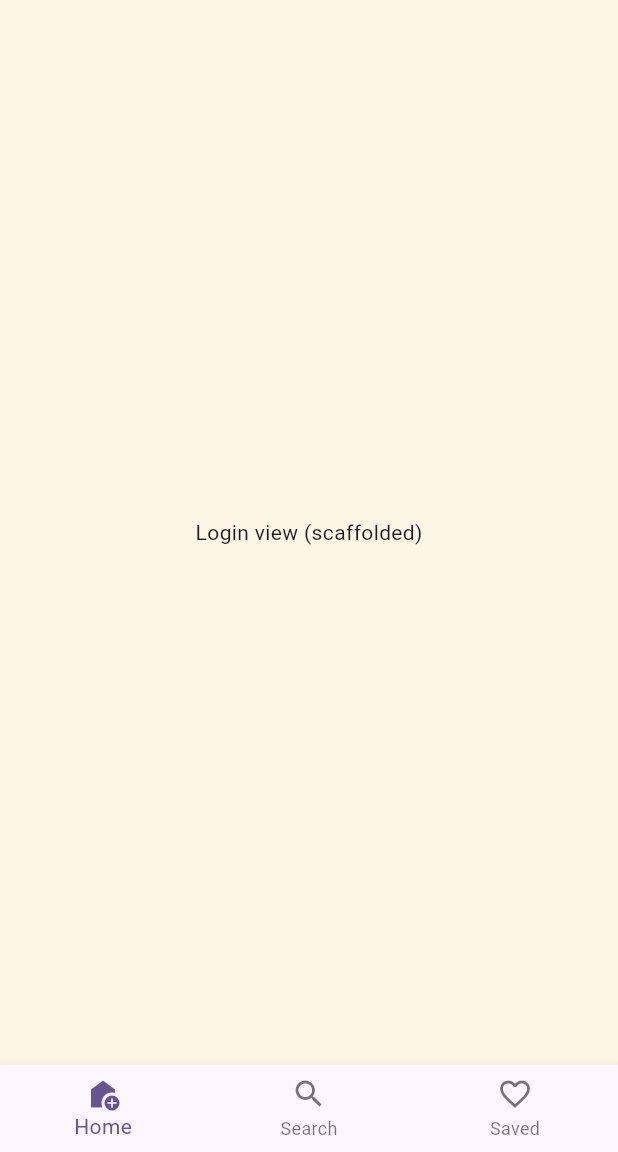
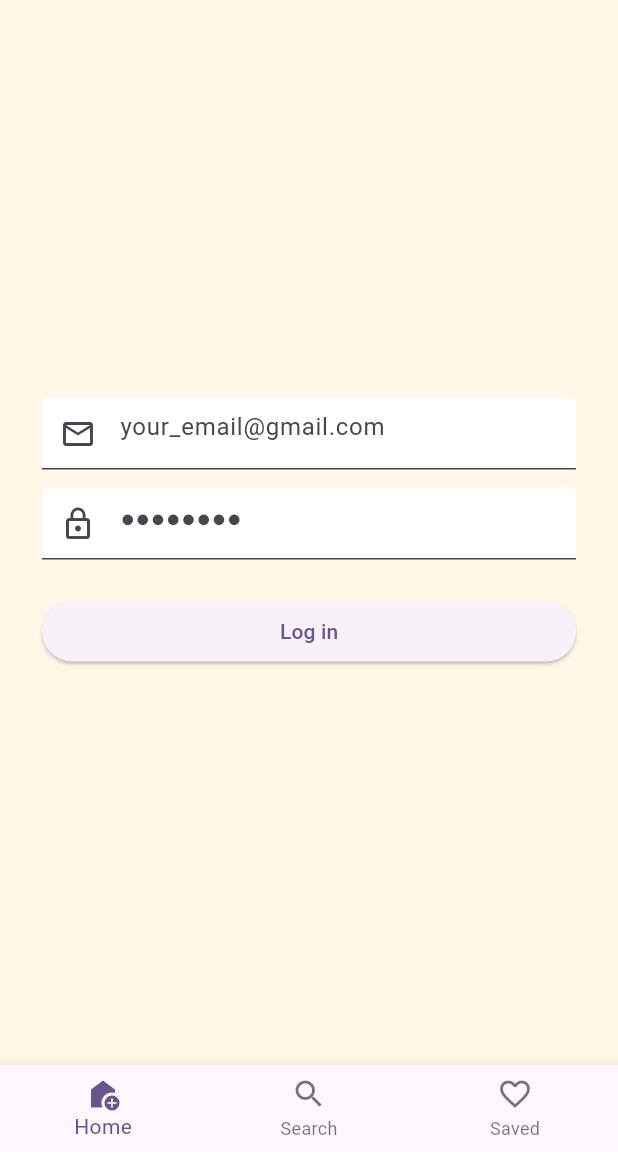
Before and after one commit to Moviles-2025-2-Grupo-Chevere/TalentBridge, a Flutter app: the screen it shows after launch, after a tap on "Login", on a phone screen of 412 x 824 dp, the part 84-1236 px from its top. Run offline on Flutter 3.47's test engine with Material 3 defaults, Android fonts, the phone set to English and light mode, and no system bars.

Commit message:
Feature: implement Login Form with gmail-only and password validation (submit shows SnackBar)

```diff
--- a/talent_bridge_fl/lib/views/login/login.dart
+++ b/talent_bridge_fl/lib/views/login/login.dart
@@ -1,23 +1,24 @@
 import 'package:flutter/material.dart';
+import 'package:flutter/services.dart';
 
 String? _gmailOnly(String? v) {
   final value = (v ?? '').trim();
-  if (value.isEmpty) return 'Ingresa tu correo';
-  if (value.length > 254) return 'Máximo 254 caracteres';
+  if (value.isEmpty) return 'Insert your email';
+  if (value.length > 254) return 'Maximum 254 characters';
   if (!value.toLowerCase().endsWith('@gmail.com')) {
-    return 'Debe ser un correo @gmail.com';
+    return 'must be a @gmail.com email';
   }
   final local = value.substring(0, value.length - '@gmail.com'.length);
   final localOk = RegExp(r"^[A-Za-z0-9.!#$%&'*+/=?^_`{|}~-]+$").hasMatch(local);
-  if (!localOk || local.isEmpty) return 'Correo inválido';
+  if (!localOk || local.isEmpty) return 'Invalid email';
   return null;
 }
 
 String? _password(String? v, {int min = 8, int max = 64}) {
   final value = v ?? '';
-  if (value.isEmpty) return 'Ingresa tu contraseña';
-  if (value.length < min) return 'Mínimo $min caracteres';
-  if (value.length > max) return 'Máximo $max caracteres';
+  if (value.isEmpty) return 'Insert your password';
+  if (value.length < min) return 'Minimum $min characters';
+  if (value.length > max) return 'Maximum $max characters';
   return null;
 }
 
@@ -29,13 +30,92 @@ class Login extends StatefulWidget {
 }
 
 class _LoginState extends State<Login> {
+
+  // Form key so can call validate() on all fields at once
+  final _formKey = GlobalKey<FormState>();
+  final _emailCtrl = TextEditingController();
+  final _passCtrl = TextEditingController();
+
+
+   @override
+  void dispose() {
+    // Always disposing controllers to free resources
+    _emailCtrl.dispose();
+    _passCtrl.dispose();
+    super.dispose();
+  }
+
   @override
   Widget build(BuildContext context){
-    return const Scaffold(
-      backgroundColor: Color(0xFFFEF7E6),
+    return Scaffold(
+      backgroundColor: const Color(0xFFFEF7E6), // bg
       body: SafeArea(
+        // SafeArea keeps content away from notches/status bars
         child: Center(
-          child: Text('Login view (scaffolded)'),
+          child: SingleChildScrollView(
+            // Allows scrolling when the keyboard opens on small screens
+            padding: const EdgeInsets.symmetric(horizontal: 28, vertical: 16),
+            child: Form(
+              key: _formKey,
+              // Show validation errors as the user interacts
+              autovalidateMode: AutovalidateMode.onUserInteraction,
+              child: Column(
+                crossAxisAlignment: CrossAxisAlignment.stretch, // full-width button
+                children: [
+
+
+                  // ---------- EMAIL FIELD ----------
+                  TextFormField(
+                    controller: _emailCtrl,
+                    keyboardType: TextInputType.emailAddress,
+                    inputFormatters: [
+                      LengthLimitingTextInputFormatter(254),         // max 254 chars
+                      FilteringTextInputFormatter.deny(RegExp(r'\s')) // no spaces
+                    ],
+                    decoration: const InputDecoration(
+                      hintText: 'your_email@gmail.com',
+                      prefixIcon: Icon(Icons.email_outlined),
+                      filled: true,
+                      fillColor: Colors.white,
+                    ),
+                    validator: _gmailOnly, // uses the validator above
+                  ),
+                  const SizedBox(height: 12),
+
+                  // ---------- PASSWORD FIELD ----------
+                  TextFormField(
+                    controller: _passCtrl,
+                    obscureText: true, // hidden; we'll add the eye toggle in Step 4
+                    inputFormatters: [LengthLimitingTextInputFormatter(64)], // max 64 chars
+                    decoration: const InputDecoration(
+                      hintText: '●●●●●●●●',
+                      prefixIcon: Icon(Icons.lock_outline),
+                      filled: true,
+                      fillColor: Colors.white,
+                    ),
+                    validator: _password, // uses the validator above
+                  ),
+                  const SizedBox(height: 24),
+
+                  // ---------- SUBMIT BUTTON ----------
+                  // In this step the button is always enabled; this lets you see error messages.
+                  ElevatedButton(
+                    onPressed: () {
+                      // Run all field validators
+                      final ok = _formKey.currentState?.validate() ?? false;
+                      if (ok) {
+                        // "Happy path" proof with no backend yet: show a SnackBar
+                        ScaffoldMessenger.of(context).showSnackBar(
+                          const SnackBar(content: Text('Valid Forms — Ready to authenticate')),
+                        );
+                      }
+                    },
+                    child: const Text('Log in'),
+                  ),
+                ],
+              ),
+            ),
+          ),
         ),
       ),
     );
```
